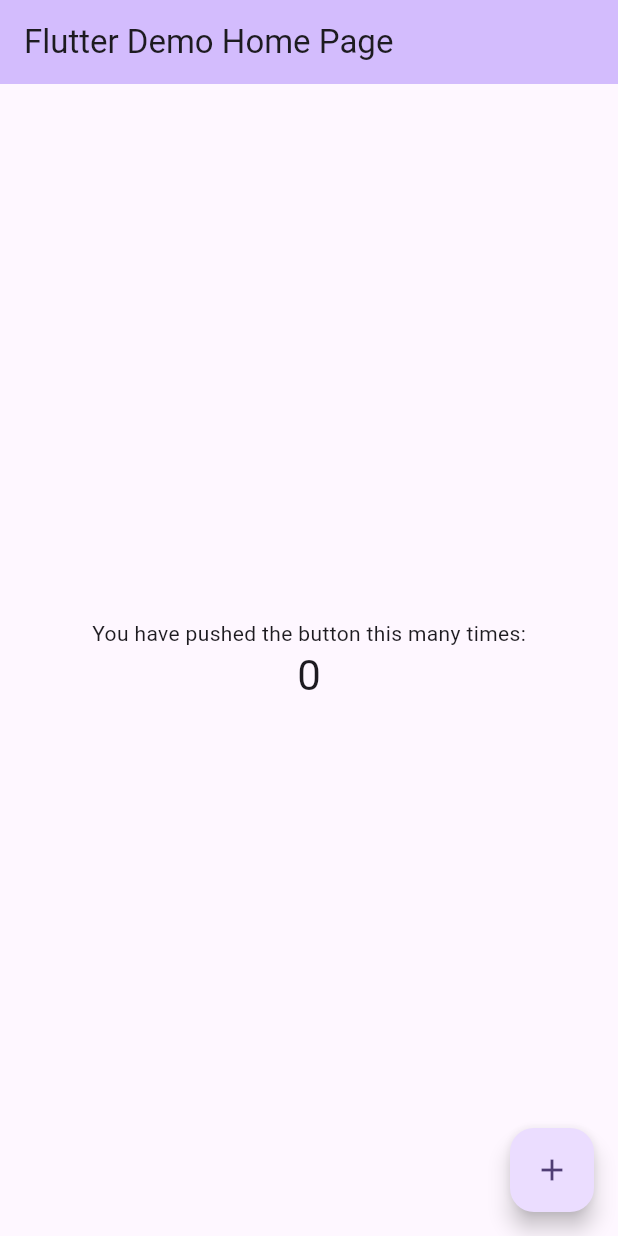
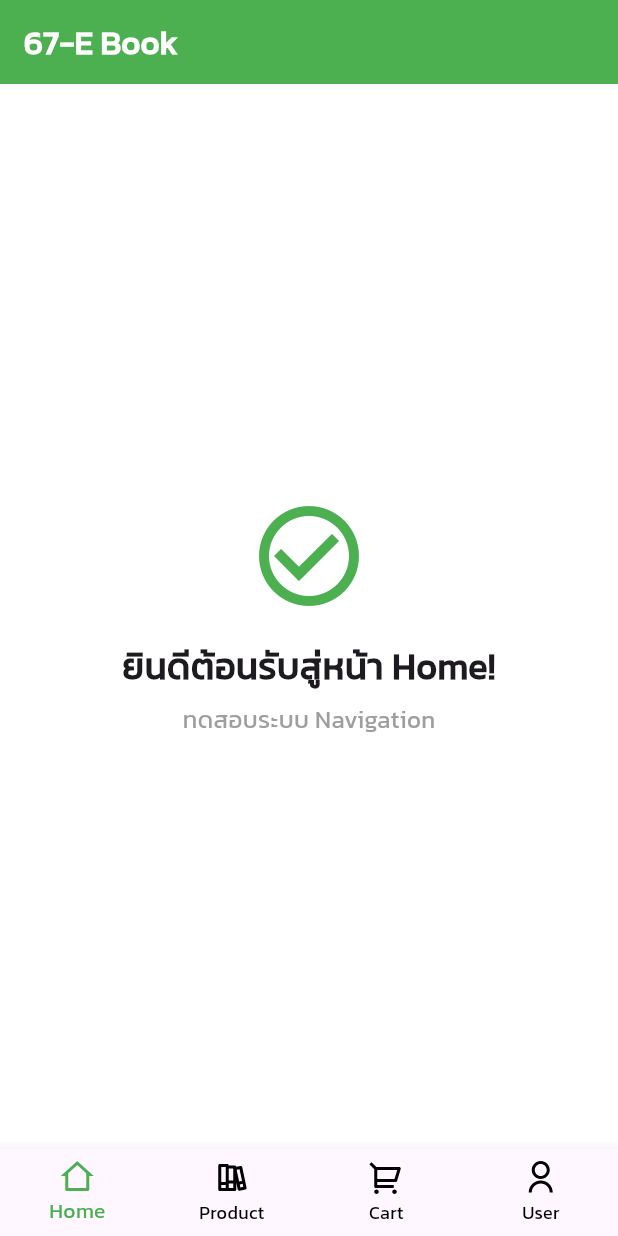
Before and after one commit to NTZ9008/ITDS283_Sec2_Group7_Code, a Flutter app: the screen it shows after launch, on a phone screen of 412 x 824 dp. Run offline on Flutter 3.47's test engine with Material 3 defaults, Android fonts, the light colour scheme and no system bars; our stand-ins replace remixicon.

Commit message:
Base App for get start

```diff
--- a/itds283_sec2_group7_code_mobile/lib/main.dart
+++ b/itds283_sec2_group7_code_mobile/lib/main.dart
@@ -1,4 +1,5 @@
 import 'package:flutter/material.dart';
+import 'routes/app_routes.dart';
 
 void main() {
   runApp(const MyApp());
@@ -7,116 +8,15 @@ void main() {
 class MyApp extends StatelessWidget {
   const MyApp({super.key});
 
-  // This widget is the root of your application.
   @override
   Widget build(BuildContext context) {
     return MaterialApp(
-      title: 'Flutter Demo',
-      theme: ThemeData(
-        // This is the theme of your application.
-        //
-        // TRY THIS: Try running your application with "flutter run". You'll see
-        // the application has a purple toolbar. Then, without quitting the app,
-        // try changing the seedColor in the colorScheme below to Colors.green
-        // and then invoke "hot reload" (save your changes or press the "hot
-        // reload" button in a Flutter-supported IDE, or press "r" if you used
-        // the command line to start the app).
-        //
-        // Notice that the counter didn't reset back to zero; the application
-        // state is not lost during the reload. To reset the state, use hot
-        // restart instead.
-        //
-        // This works for code too, not just values: Most code changes can be
-        // tested with just a hot reload.
-        colorScheme: .fromSeed(seedColor: Colors.deepPurple),
-      ),
-      home: const MyHomePage(title: 'Flutter Demo Home Page'),
+      title: '67-E Book',
+      debugShowCheckedModeBanner: false,
+      theme: ThemeData(primarySwatch: Colors.green, fontFamily: 'Kanit'),
+
+      initialRoute: AppRoutes.splash,
+      routes: AppRoutes.getRoutes(),
     );
   }
 }
-
-class MyHomePage extends StatefulWidget {
-  const MyHomePage({super.key, required this.title});
-
-  // This widget is the home page of your application. It is stateful, meaning
-  // that it has a State object (defined below) that contains fields that affect
-  // how it looks.
-
-  // This class is the configuration for the state. It holds the values (in this
-  // case the title) provided by the parent (in this case the App widget) and
-  // used by the build method of the State. Fields in a Widget subclass are
-  // always marked "final".
-
-  final String title;
-
-  @override
-  State<MyHomePage> createState() => _MyHomePageState();
-}
-
-class _MyHomePageState extends State<MyHomePage> {
-  int _counter = 0;
-
-  void _incrementCounter() {
-    setState(() {
-      // This call to setState tells the Flutter framework that something has
-      // changed in this State, which causes it to rerun the build method below
-      // so that the display can reflect the updated values. If we changed
-      // _counter without calling setState(), then the build method would not be
-      // called again, and so nothing would appear to happen.
-      _counter++;
-    });
-  }
-
-  @override
-  Widget build(BuildContext context) {
-    // This method is rerun every time setState is called, for instance as done
-    // by the _incrementCounter method above.
-    //
-    // The Flutter framework has been optimized to make rerunning build methods
-    // fast, so that you can just rebuild anything that needs updating rather
-    // than having to individually change instances of widgets.
-    return Scaffold(
-      appBar: AppBar(
-        // TRY THIS: Try changing the color here to a specific color (to
-        // Colors.amber, perhaps?) and trigger a hot reload to see the AppBar
-        // change color while the other colors stay the same.
-        backgroundColor: Theme.of(context).colorScheme.inversePrimary,
-        // Here we take the value from the MyHomePage object that was created by
-        // the App.build method, and use it to set our appbar title.
-        title: Text(widget.title),
-      ),
-      body: Center(
-        // Center is a layout widget. It takes a single child and positions it
-        // in the middle of the parent.
-        child: Column(
-          // Column is also a layout widget. It takes a list of children and
-          // arranges them vertically. By default, it sizes itself to fit its
-          // children horizontally, and tries to be as tall as its parent.
-          //
-          // Column has various properties to control how it sizes itself and
-          // how it positions its children. Here we use mainAxisAlignment to
-          // center the children vertically; the main axis here is the vertical
-          // axis because Columns are vertical (the cross axis would be
-          // horizontal).
-          //
-          // TRY THIS: Invoke "debug painting" (choose the "Toggle Debug Paint"
-          // action in the IDE, or press "p" in the console), to see the
-          // wireframe for each widget.
-          mainAxisAlignment: .center,
-          children: [
-            const Text('You have pushed the button this many times:'),
-            Text(
-              '$_counter',
-              style: Theme.of(context).textTheme.headlineMedium,
-            ),
-          ],
-        ),
-      ),
-      floatingActionButton: FloatingActionButton(
-        onPressed: _incrementCounter,
-        tooltip: 'Increment',
-        child: const Icon(Icons.add),
-      ),
-    );
-  }
-}
--- /dev/null
+++ b/itds283_sec2_group7_code_mobile/lib/routes/app_routes.dart
@@ -0,0 +1,15 @@
+import 'package:flutter/material.dart';
+import '../screens/splash_screen.dart';
+import '../screens/home_screen.dart';
+
+class AppRoutes {
+  static const String splash = '/';
+  static const String home = '/home';
+
+  static Map<String, WidgetBuilder> getRoutes() {
+    return {
+      splash: (context) => const SplashScreen(),
+      home: (context) => const HomeScreen(),
+    };
+  }
+}
--- /dev/null
+++ b/itds283_sec2_group7_code_mobile/lib/screens/home_screen.dart
@@ -0,0 +1,57 @@
+import 'package:flutter/material.dart';
+import 'package:remixicon/remixicon.dart';
+
+class HomeScreen extends StatelessWidget {
+  const HomeScreen({super.key});
+
+  @override
+  Widget build(BuildContext context) {
+    return Scaffold(
+      backgroundColor: Colors.white,
+      appBar: AppBar(
+        title: const Text(
+          '67-E Book',
+          style: TextStyle(color: Colors.white, fontWeight: FontWeight.bold),
+        ),
+        backgroundColor: Colors.green,
+        automaticallyImplyLeading: false,
+      ),
+      body: const Center(
+        child: Column(
+          mainAxisAlignment: MainAxisAlignment.center,
+          children: [
+            Icon(Icons.check_circle_outline, color: Colors.green, size: 80),
+            SizedBox(height: 16),
+            Text(
+              'ยินดีต้อนรับสู่หน้า Home!',
+              style: TextStyle(fontSize: 24, fontWeight: FontWeight.bold),
+            ),
+            SizedBox(height: 8),
+            Text(
+              'ทดสอบระบบ Navigation',
+              style: TextStyle(fontSize: 16, color: Colors.grey),
+            ),
+          ],
+        ),
+      ),
+      bottomNavigationBar: BottomNavigationBar(
+        type: BottomNavigationBarType.fixed,
+        selectedItemColor: Colors.green,
+        unselectedItemColor: Colors.black,
+        currentIndex: 0,
+        items: const [
+          BottomNavigationBarItem(icon: Icon(Remix.home_2_line), label: 'Home'),
+          BottomNavigationBarItem(
+            icon: Icon(Remix.book_shelf_line),
+            label: 'Product',
+          ),
+          BottomNavigationBarItem(
+            icon: Icon(Remix.shopping_cart_2_line),
+            label: 'Cart',
+          ),
+          BottomNavigationBarItem(icon: Icon(Remix.user_line), label: 'User'),
+        ],
+      ),
+    );
+  }
+}
```
Also changed, not shown: itds283_sec2_group7_code_mobile/lib/screens/splash_screen.dart (added, +43 -0 lines), itds283_sec2_group7_code_mobile/pubspec.yaml (+9 -0 lines), itds283_sec2_group7_code_mobile/assets/fonts/Kanit-Regular.ttf (added), itds283_sec2_group7_code_mobile/pubspec.lock, 1 other file.
